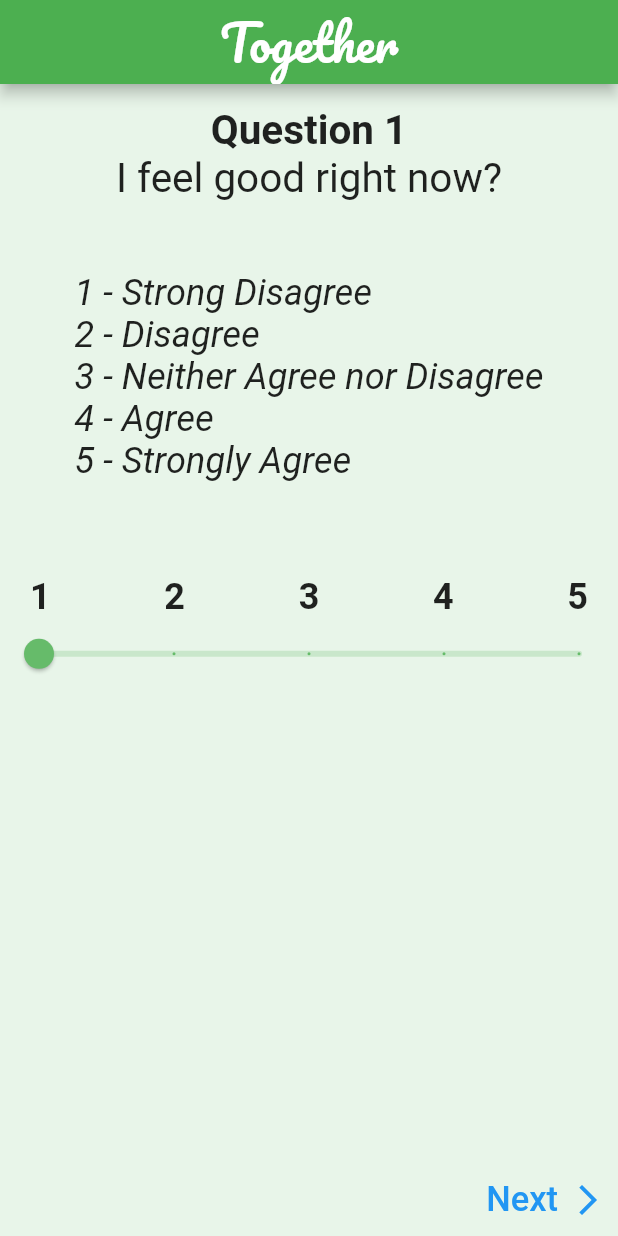
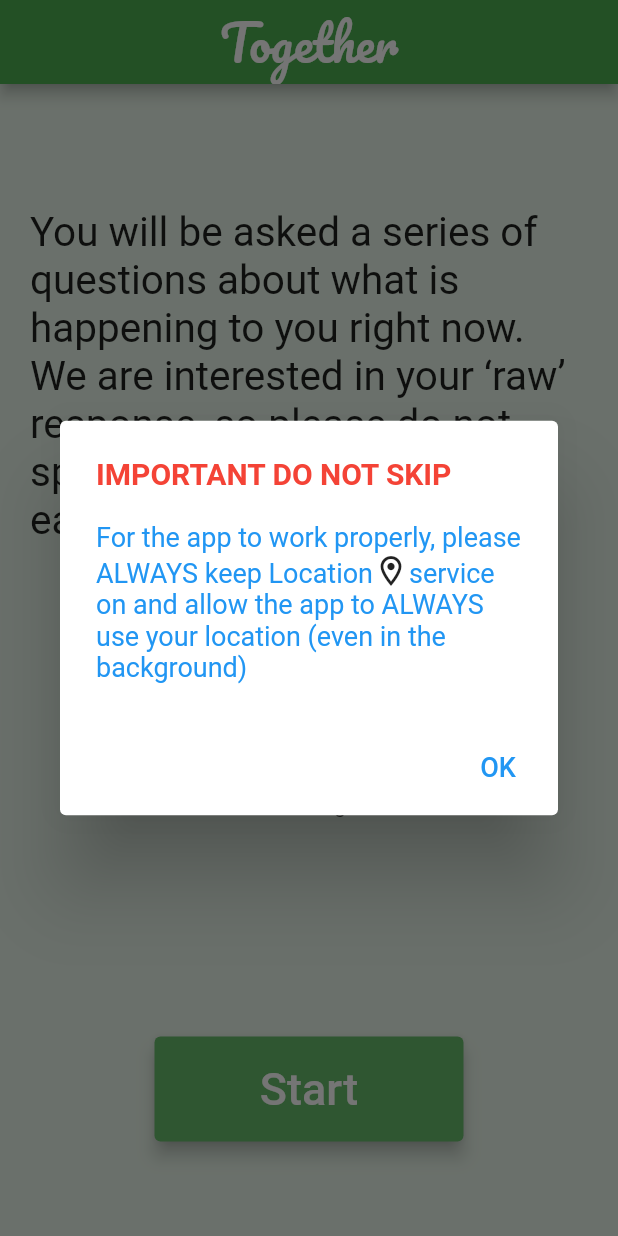
Before and after one commit to hayden-huynh/together-mobile-app, a Flutter app: the screen it shows after launch, on a phone screen of 412 x 824 dp. Run offline on Flutter 3.47's test engine with Material 2 defaults, Android fonts, the light colour scheme and no system bars; our stand-ins replace geolocator, location; missing offline and left inert: flutter_config.

Commit message:
Finished implementing location tracking and translation to human-readable addresses/names

```diff
--- a/lib/main.dart
+++ b/lib/main.dart
@@ -3,8 +3,13 @@ import 'package:provider/provider.dart';
 
 import 'package:together_app/screens/questionnaire_entry_screen.dart';
 import 'package:together_app/models/questionnaire_entry_provider.dart';
+import 'package:together_app/screens/introduction_screen.dart';
+import 'package:together_app/models/location_provider.dart';
+import 'package:flutter_config/flutter_config.dart';
 
-void main() {
+void main() async {
+  WidgetsFlutterBinding.ensureInitialized();
+  await FlutterConfig.loadEnvVariables();
   runApp(MyApp());
 }
 
@@ -15,6 +20,9 @@ class MyApp extends StatelessWidget {
       providers: [
         ChangeNotifierProvider(
           create: (ctx) => QuestionnaireEntryProvider(),
+        ),
+        ChangeNotifierProvider(
+          create: (ctx) => LocationProvider(),
         ),
       ],
       child: MaterialApp(
@@ -28,18 +36,14 @@ class MyApp extends StatelessWidget {
           primaryColor: Colors.green[400],
           accentColor: Colors.blue,
           textTheme: TextTheme(
-            headline6: TextStyle(
-              fontSize: 32,
-              fontFamily: 'Pacifico',
-              color: Colors.white,
-            ),
             headline5: TextStyle(
               fontSize: 27,
             ),
           ),
         ),
-        home: QuestionnaireEntryScreen(),
+        home: IntroductionScreen(),
         routes: {
+          IntroductionScreen.routeName: (ctx) => IntroductionScreen(),
           QuestionnaireEntryScreen.routeName: (ctx) =>
               QuestionnaireEntryScreen(),
         },
--- /dev/null
+++ b/lib/models/location_provider.dart
@@ -0,0 +1,42 @@
+import 'package:flutter/material.dart';
+import 'package:geolocator/geolocator.dart';
+import 'package:location/location.dart' show Location;
+
+import 'package:together_app/utilities/place_query.dart';
+
+class LocationProvider with ChangeNotifier {
+  Position location;
+  String locationAddress;
+  String locationName;
+
+  Future<void> enableLocationServices() async {
+    final location = Location();
+    if (await Geolocator.isLocationServiceEnabled() == false) {
+      await location.requestService();
+    }
+  }
+
+  Future<void> askForLocationPermission() async {
+    if (await Geolocator.checkPermission() != LocationPermission.always) {
+      await Geolocator.requestPermission();
+    }
+  }
+
+  Future<void> setUpLocationStream() async {
+    Geolocator.getPositionStream(
+      desiredAccuracy: LocationAccuracy.best,
+      distanceFilter: 5,
+      intervalDuration: Duration(seconds: 0),
+    ).listen((location) async {
+      print('in listen');
+      this.location = location;
+      final locationDetails = await PlaceQuery.queryPlaceDetails(
+        location.latitude,
+        location.longitude,
+      );
+      this.locationAddress = locationDetails['formatted_address'];
+      this.locationName = locationDetails['name'];
+      notifyListeners();
+    });
+  }
+}
--- /dev/null
+++ b/lib/screens/introduction_screen.dart
@@ -0,0 +1,100 @@
+import 'package:flutter/material.dart';
+import 'package:provider/provider.dart';
+
+import 'package:together_app/screens/questionnaire_entry_screen.dart';
+import 'package:together_app/models/location_provider.dart';
+import 'package:together_app/utilities/location_request_alert.dart';
+
+class IntroductionScreen extends StatefulWidget {
+  static const routeName = '/introduction-screen';
+
+  @override
+  _IntroductionScreenState createState() => _IntroductionScreenState();
+}
+
+class _IntroductionScreenState extends State<IntroductionScreen> {
+  bool _locationFunctionAlreadySetUp = false;
+
+  @override
+  void didChangeDependencies() async {
+    if (!_locationFunctionAlreadySetUp) {
+      await showLocationAlert(context);
+      _locationFunctionAlreadySetUp = true;
+    }
+    super.didChangeDependencies();
+  }
+
+  @override
+  Widget build(BuildContext context) {
+    return Scaffold(
+      appBar: AppBar(
+        title: Text(
+          'Together',
+          style: TextStyle(
+            fontSize: 32,
+            fontFamily: 'Pacifico',
+            color: Colors.white,
+          ),
+        ),
+      ),
+      body: SafeArea(
+        child: Column(
+          mainAxisAlignment: MainAxisAlignment.spaceAround,
+          children: [
+            Container(
+              margin: const EdgeInsets.all(20),
+              child: Text(
+                'You will be asked a series of questions about what is happening to you right now. We are interested in your ‘raw’ response, so please do not spend too long answering each question.',
+                style: Theme.of(context).textTheme.headline5,
+                textAlign: TextAlign.left,
+                softWrap: true,
+              ),
+            ),
+            Container(
+              margin: const EdgeInsets.all(20),
+              child: Consumer<LocationProvider>(
+                builder: (_, locationProvider, __) =>
+                    locationProvider.location == null
+                        ? Text(
+                            'Nothing',
+                            textAlign: TextAlign.center,
+                            softWrap: true,
+                          )
+                        : Text(
+                            'Addr: ${locationProvider.locationAddress} - Name: ${locationProvider.locationName}',
+                            textAlign: TextAlign.center,
+                            softWrap: true,
+                          ),
+              ),
+            ),
+            Align(
+              child: LayoutBuilder(
+                builder: (ctx, constraints) => Container(
+                  width: constraints.maxWidth * 0.5,
+                  height: 70,
+                  child: ElevatedButton(
+                    style: ElevatedButton.styleFrom(
+                      primary: Theme.of(context).primaryColor,
+                      elevation: 5,
+                    ),
+                    onPressed: () {
+                      Navigator.of(context).pushReplacementNamed(
+                          QuestionnaireEntryScreen.routeName);
+                    },
+                    child: Text(
+                      'Start',
+                      style: TextStyle(
+                        fontSize: 30,
+                      ),
+                      textAlign: TextAlign.end,
+                    ),
+                  ),
+                ),
+              ),
+            ),
+          ],
+        ),
+      ),
+    );
+  }
+}
--- /dev/null
+++ b/lib/utilities/place_query.dart
@@ -0,0 +1,26 @@
+import 'dart:convert';
+
+import 'package:http/http.dart' as http;
+import 'package:flutter_config/flutter_config.dart';
+
+class PlaceQuery {
+  static Future<String> _queryPlaceId(double lat, double long) async {
+    final url = Uri.parse(
+        'https://maps.googleapis.com/maps/api/geocode/json?latlng=$lat,$long&key=${FlutterConfig.get('GOOGLE_API_KEY')}');
+    final response = await http.get(url);
+    return jsonDecode(response.body)['results'][0]['place_id'];
+  }
+
+  static Future<Map<String, String>> queryPlaceDetails(
+      double lat, double long) async {
+    String placeId = await _queryPlaceId(lat, long);
+    final url = Uri.parse(
+        'https://maps.googleapis.com/maps/api/place/details/json?place_id=$placeId&key=${FlutterConfig.get('GOOGLE_API_KEY')}');
+    final response = await http.get(url);
+    final jsonResult = jsonDecode(response.body)['result'];
+    return {
+      'formatted_address': jsonResult['formatted_address'],
+      'name': jsonResult['name'],
+    };
+  }
+}
--- a/lib/widgets/answer_multiple_choices.dart
+++ b/lib/widgets/answer_multiple_choices.dart
@@ -16,25 +16,16 @@ class AnswerMultipleChoices extends StatefulWidget {
 }
 
 class _AnswerMultipleChoicesState extends State<AnswerMultipleChoices> {
-
   @override
   Widget build(BuildContext context) {
-
     int index = widget.answers.indexWhere((ans) => ans.isSelected);
     double _currentSliderValue = index == -1 ? 0 : index * 1.0;
-    // return ListView.builder(
-    //   itemBuilder: (ctx, i) => AnswerButton(
-    //     answers[i],
-    //     selectAnswer,
-    //     i,
-    //   ),
-    //   itemCount: answers.length,
-    // );
-    return LayoutBuilder(
-      builder: (ctx, constraints) => Column(
+
+    return SingleChildScrollView(
+      child: Column(
         children: [
           SizedBox(
-            height: constraints.maxHeight * 0.05,
+            height: 30,
           ),
           Column(
             crossAxisAlignment: CrossAxisAlignment.start,
@@ -50,7 +41,7 @@ class _AnswerMultipleChoicesState extends State<AnswerMultipleChoices> {
             ),
           ),
           SizedBox(
-            height: constraints.maxHeight * 0.1,
+            height: 40,
           ),
           Padding(
             padding: const EdgeInsets.symmetric(horizontal: 20.0),
--- a/pubspec.yaml
+++ b/pubspec.yaml
@@ -33,6 +33,10 @@ dev_dependencies:
   flutter_test:
     sdk: flutter
   provider: ^5.0.0
+  geolocator: ^7.0.3
+  location: ^4.1.1
+  flutter_config: ^2.0.0
+  http: ^0.13.2
 
 # For information on the generic Dart part of this file, see the
 # following page: https://dart.dev/tools/pub/pubspec
```
Also changed, not shown: lib/screens/questionnaire_entry_screen.dart (+5 -2 lines), lib/utilities/location_request_alert.dart (added, +68 -0 lines), pubspec.lock, 6 other files.
